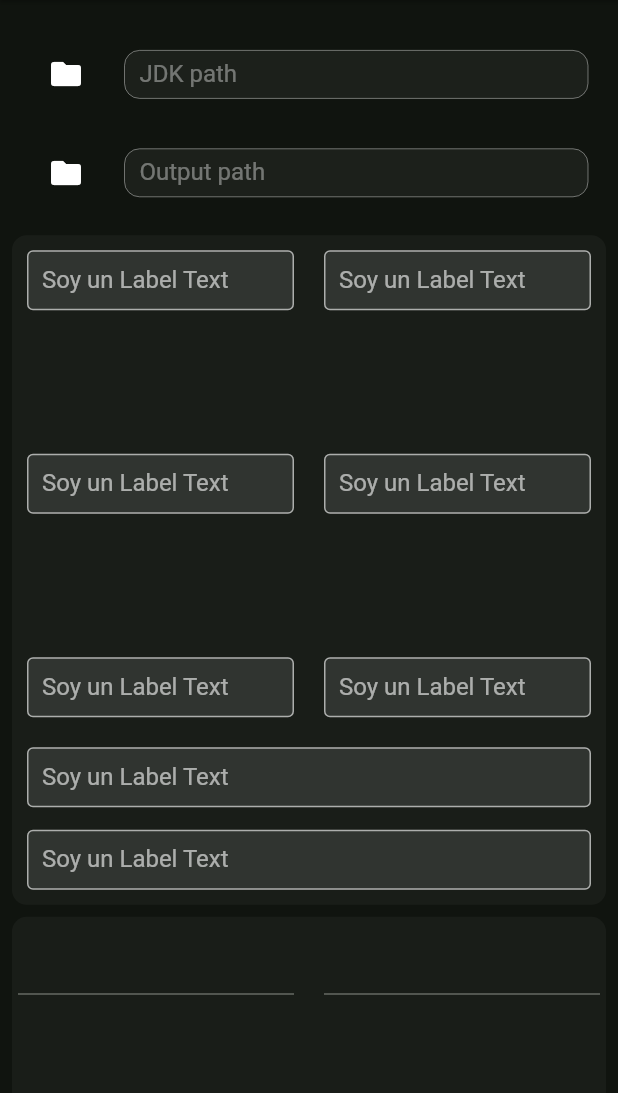
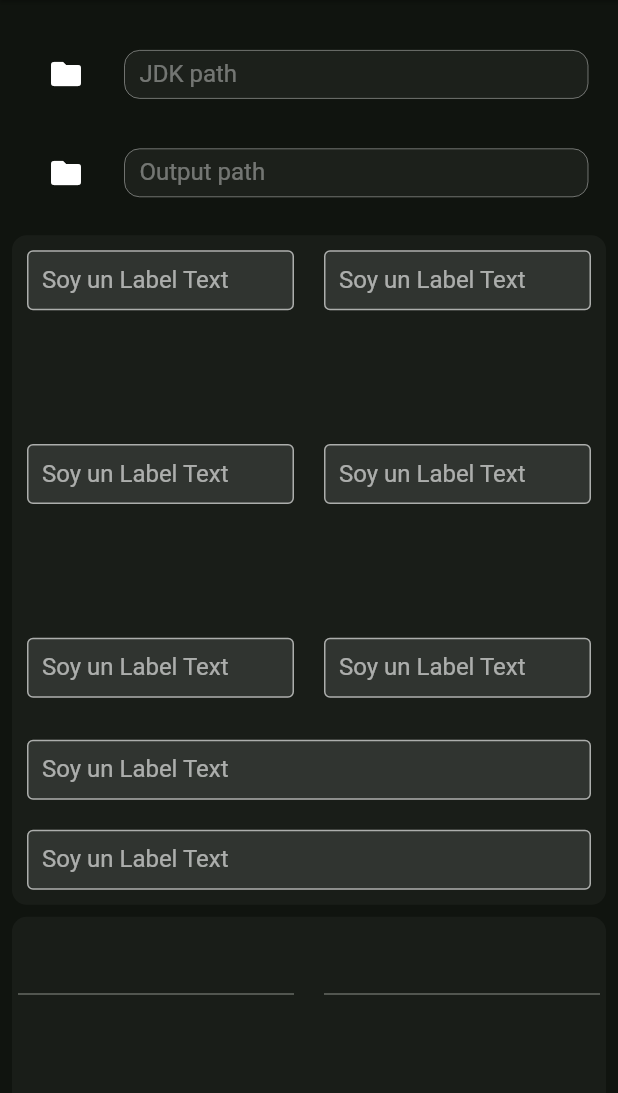
Before and after one commit to NathanDraco22/android-keygen, a Flutter app: the screen it shows after launch, on a phone screen of 412 x 824 dp, the part 84-1177 px from its top. Run offline on Flutter 3.47's test engine with Material 2 defaults, Android fonts, the phone set to English and light mode, and no system bars; our stand-ins replace file_picker; missing offline and left inert: window_manager.

Commit message:
adjust size

```diff
--- a/lib/modules/android_key/view/keygen_form.dart
+++ b/lib/modules/android_key/view/keygen_form.dart
@@ -41,9 +41,9 @@ class KeygenForm extends StatelessWidget{
               ],
             ),
           ),
+          SizedBox(height: 28,),
+          TextKeyFormField(),
           SizedBox(height: 20,),
-          TextKeyFormField(),
-          SizedBox(height: 15,),
           TextKeyFormField(),
         ],
       )
```
